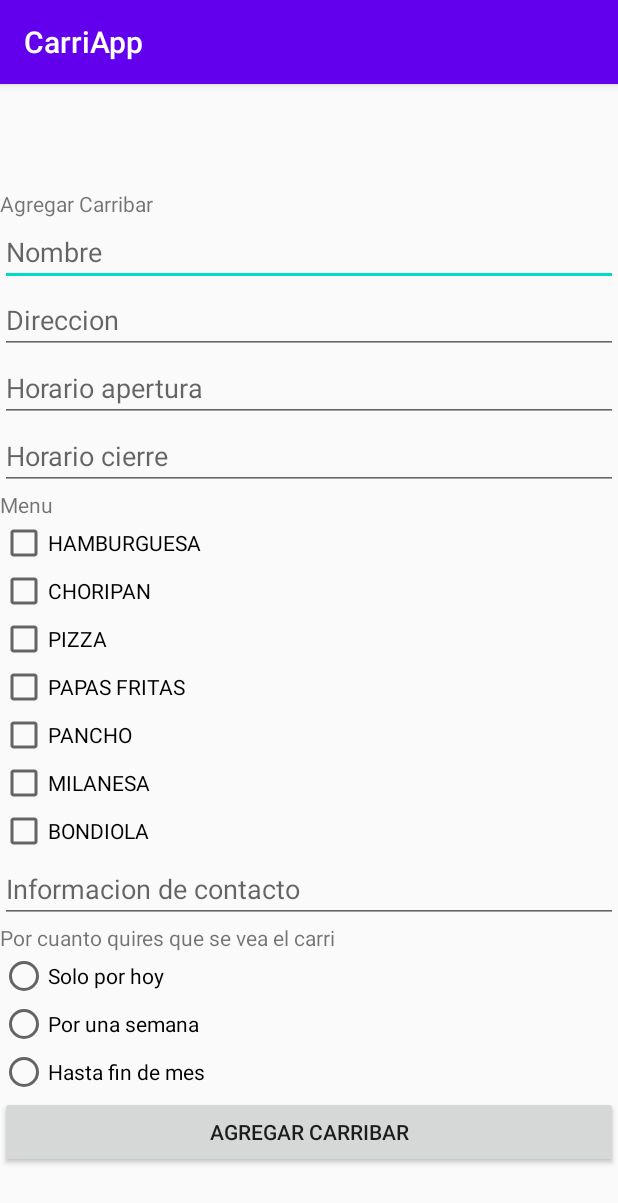
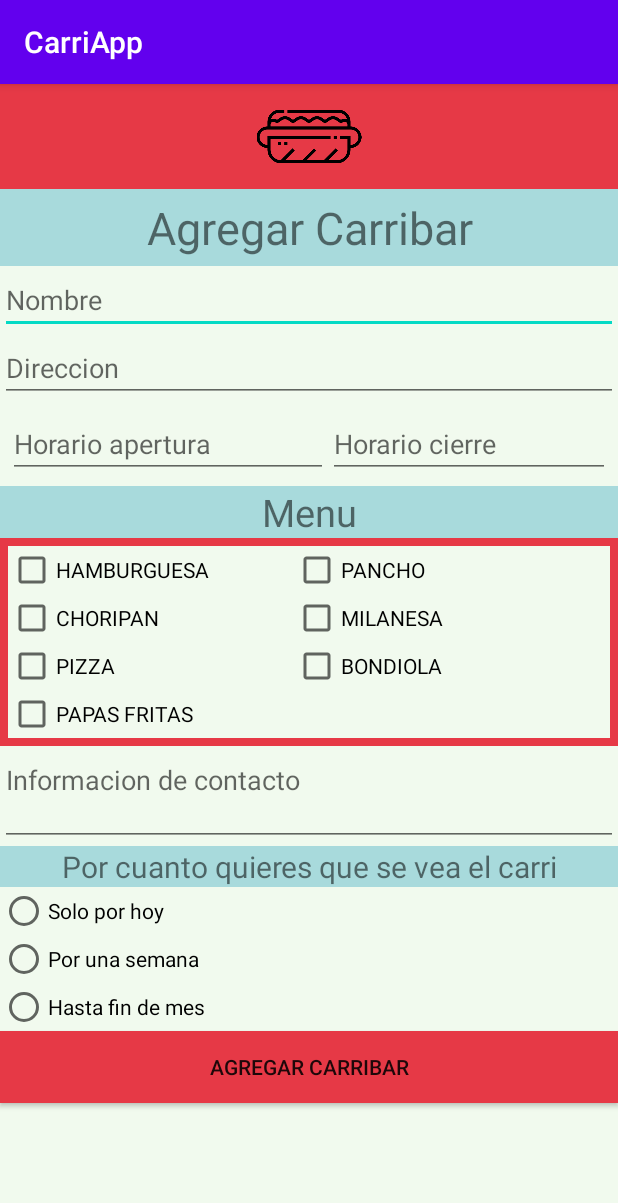
Before and after one commit to daiannicobitz/CarriApp, an Android app: the screen it shows after launch (MainActivity), on a phone screen of 412 x 824 dp. Shown: the top 1203 px of the screen. Run offline under Robolectric (Android 15) with nearby library versions, the phone set to English and light mode, and no system bars; our stand-ins replace Room's generated code.

Commit message:
Estetica de la pantalla

```diff
--- a/app/src/main/res/layout/activity_agregar_carribar.xml
+++ b/app/src/main/res/layout/activity_agregar_carribar.xml
@@ -5,19 +5,26 @@
     android:layout_width="match_parent"
     android:layout_height="match_parent"
     android:orientation="vertical"
-    tools:context=".AgregarCarribarActivity">
+    tools:context=".AgregarCarribarActivity"
+    android:background="@color/clarito">
 
     <ImageView
         android:id="@+id/imageViewChoripan"
         android:layout_width="match_parent"
         android:layout_height="70dp"
-        tools:srcCompat="@drawable/choripan" />
+        app:srcCompat="@drawable/choripan"
+        tools:visibility="visible"
+        android:background="@color/rojo"/>
 
     <TextView
         android:id="@+id/textViewAgregarCarri"
         android:layout_width="match_parent"
         android:layout_height="wrap_content"
-        android:text="Agregar Carribar" />
+        android:text="Agregar Carribar"
+        android:padding="5dp"
+        android:textSize="30dp"
+        android:gravity="center"
+        android:background="@color/agua"/>
 
     <EditText
         android:id="@+id/editTextNombre"
@@ -35,66 +42,125 @@
         android:inputType="textPersonName"
         android:hint="Direccion" />
 
+    <LinearLayout
+        android:layout_width="wrap_content"
+        android:layout_height="wrap_content"
+        android:orientation="horizontal"
+        android:padding="5dp">
+
         <EditText
             android:id="@+id/editTextHoraApertura"
-        android:layout_width="match_parent"
-        android:layout_height="wrap_content"
+            android:layout_width="wrap_content"
+            android:layout_height="match_parent"
             android:ems="10"
             android:inputType="time"
             android:hint="Horario apertura" />
 
         <EditText
             android:id="@+id/editTextHoraCierre"
-        android:layout_width="match_parent"
-        android:layout_height="wrap_content"
+            android:layout_width="wrap_content"
+            android:layout_height="match_parent"
             android:ems="10"
             android:inputType="time"
             android:hint="Horario cierre" />
+
+    </LinearLayout>
+
+
 
     <TextView
         android:id="@+id/textView2"
         android:layout_width="match_parent"
         android:layout_height="wrap_content"
-        android:text="Menu" />
+        android:text="Menu"
+        android:textSize="25dp"
+        android:gravity="center"
+        android:background="@color/agua"/>
+
+    <LinearLayout
+        android:layout_width="match_parent"
+        android:layout_height="wrap_content"
+        android:orientation="horizontal"
+        android:padding="5dp"
+        android:background="@color/rojo"
+        >
+
+        <LinearLayout
+            android:layout_width="wrap_content"
+            android:layout_height="wrap_content"
+            android:orientation="vertical"
+            android:layout_weight="1">
 
             <CheckBox
                 android:id="@+id/checkBoxHayHamburguesa"
                 android:layout_width="match_parent"
                 android:layout_height="wrap_content"
-        android:text="HAMBURGUESA" />
+                android:text="HAMBURGUESA"
+                android:background="@color/clarito"/>
+
             <CheckBox
                 android:id="@+id/checkBoxHayChoripan"
                 android:layout_width="match_parent"
                 android:layout_height="wrap_content"
-        android:text="CHORIPAN" />
+                android:text="CHORIPAN"
+                android:background="@color/clarito"/>
+
             <CheckBox
                 android:id="@+id/checkBoxHayPizza"
                 android:layout_width="match_parent"
                 android:layout_height="wrap_content"
-        android:text="PIZZA" />
+                android:text="PIZZA"
+                android:background="@color/clarito"/>
 
             <CheckBox
                 android:id="@+id/checkBoxHayPapasFritas"
                 android:layout_width="match_parent"
                 android:layout_height="wrap_content"
-        android:text="PAPAS FRITAS" />
+                android:text="PAPAS FRITAS"
+                android:background="@color/clarito"/>
+        </LinearLayout>
+
+        <LinearLayout
+            android:layout_width="wrap_content"
+            android:layout_height="match_parent"
+            android:orientation="vertical"
+            android:layout_weight="2">>
 
             <CheckBox
                 android:id="@+id/checkBoxHayPancho"
                 android:layout_width="match_parent"
                 android:layout_height="wrap_content"
-        android:text="PANCHO" />
+                android:text="PANCHO"
+                android:background="@color/clarito"/>
 
             <CheckBox
                 android:id="@+id/checkBoxHayMilanesa"
                 android:layout_width="match_parent"
                 android:layout_height="wrap_content"
-        android:text="MILANESA" />
+                android:text="MILANESA"
+                android:background="@color/clarito"/>
+
             <CheckBox
                 android:id="@+id/checkBoxHayBondiola"
                 android:layout_width="match_parent"
                 android:layout_height="wrap_content"
-        android:text="BONDIOLA" />
+                android:text="BONDIOLA"
+                android:background="@color/clarito"/>
+
+            <TextView
+                android:layout_width="match_parent"
+                android:layout_height="match_parent"
+                android:background="@color/clarito">
+            </TextView>
+
+        </LinearLayout>
+
+
+    </LinearLayout>
+
+
+
+
 
     <EditText
         android:id="@+id/editTextMultilineInfoContacto"
@@ -103,13 +169,18 @@
         android:ems="10"
         android:gravity="start|top"
         android:inputType="textMultiLine"
-        android:hint="Informacion de contacto"/>
+        android:hint="Informacion de contacto"
+        android:minLines="2"
+        android:maxLines="4"/>
 
     <TextView
         android:id="@+id/textViewDuracion"
         android:layout_width="match_parent"
         android:layout_height="wrap_content"
-        android:text="Por cuanto quires que se vea el carri" />
+        android:text="Por cuanto quieres que se vea el carri"
+        android:gravity="center"
+        android:textSize="20dp"
+        android:background="@color/agua"/>
 
     <RadioGroup
         android:id="@+id/radioGrupo"
@@ -138,7 +209,8 @@
             android:id="@+id/buttonAgregarCarribar"
             android:layout_width="match_parent"
             android:layout_height="wrap_content"
-            android:text="Agregar Carribar" />
+            android:text="Agregar Carribar"
+            android:background="@color/rojo"/>
     </RadioGroup>
 
 
--- a/app/src/main/res/values/colors.xml
+++ b/app/src/main/res/values/colors.xml
@@ -7,4 +7,11 @@
     <color name="teal_700">#FF018786</color>
     <color name="black">#FF000000</color>
     <color name="white">#FFFFFFFF</color>
+    <color name="clarito">#F1FAEE</color>
+    <color name="azul_oscuro">#1D3557</color>
+    <color name="celeste_oscuro">#457B9D</color>
+    <color name="agua">#A8DADC</color>
+    <color name="rojo">#E63946</color>
+
+
 </resources>
```
Lines whose indentation alone changed are shown as unchanged.
